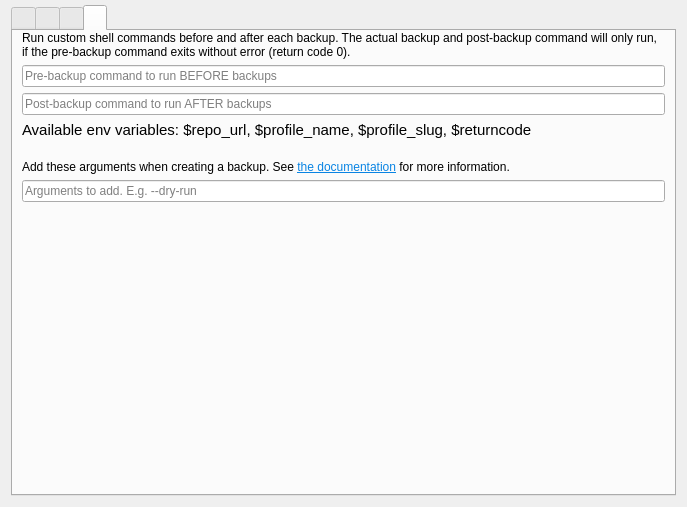
First picture: the form in src/vorta/assets/UI/scheduletab.ui, repository bastiencyr/vorta, before the edit.
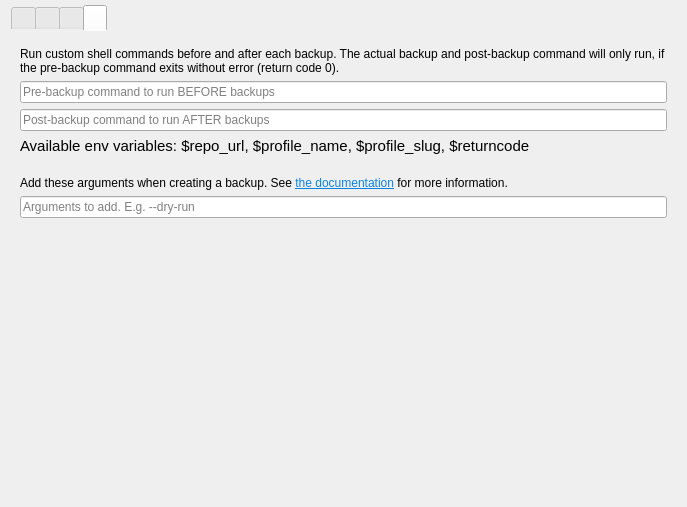
Second picture: the form after the edit.

Commit message: Remove status bar. Add space to label text. No frame on tab and center.

Diff of the .ui file:
```diff
--- a/src/vorta/assets/UI/scheduletab.ui
+++ b/src/vorta/assets/UI/scheduletab.ui
@@ -25,6 +25,26 @@
        <bold>false</bold>
       </font>
      </property>
+     <property name="styleSheet">
+      <string notr="true">QTabWidget::pane { /* The tab widget frame */
+    border-top: 0px solid #C2C7CB;
+    position: absolute;
+    top: -0.5em;
+}
+
+QTabWidget::tab-bar {
+    alignment: center;
+}
+
+
+</string>
+     </property>
+     <property name="tabPosition">
+      <enum>QTabWidget::North</enum>
+     </property>
+     <property name="tabShape">
+      <enum>QTabWidget::Rounded</enum>
+     </property>
      <property name="currentIndex">
       <number>3</number>
      </property>
@@ -450,7 +470,10 @@
       </attribute>
       <layout class="QVBoxLayout" name="verticalLayout_2">
        <property name="topMargin">
-        <number>0</number>
+        <number>16</number>
+       </property>
+       <property name="bottomMargin">
+        <number>9</number>
        </property>
        <item>
         <widget class="QLabel" name="label_4">
```
Left out of the diff: 6 changed lines with no effect on the pictures. The commit also changes 1 other file.
